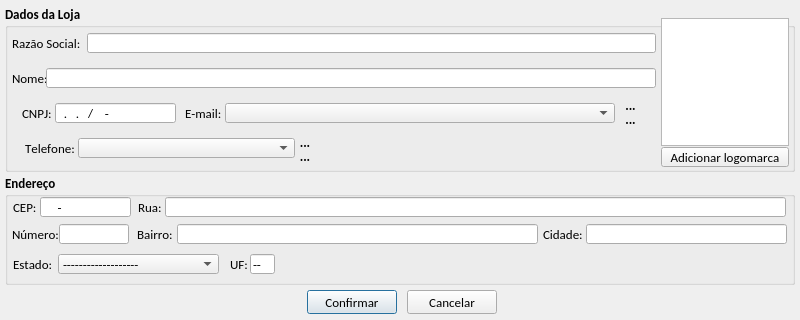
First picture: the form in loja/tela_cadastro_loja.ui, repository jmessias1725/sexloja, before the edit.
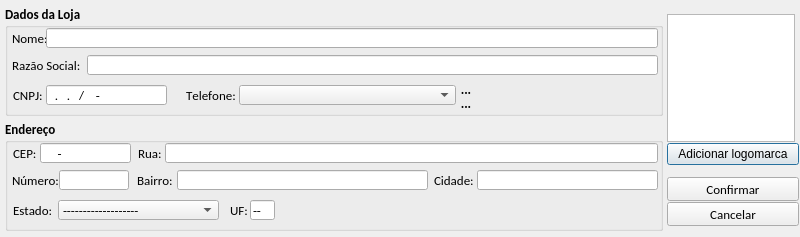
Second picture: the form after the edit. Icons and pictures are not drawn.

Patch:
```diff
--- a/loja/tela_cadastro_loja.ui
+++ b/loja/tela_cadastro_loja.ui
@@ -7,7 +7,7 @@
     <x>0</x>
     <y>0</y>
     <width>800</width>
-    <height>320</height>
+    <height>237</height>
    </rect>
   </property>
   <property name="windowTitle">
@@ -20,95 +20,13 @@
   <property name="modal">
    <bool>true</bool>
   </property>
-  <widget class="QPushButton" name="btn_confirmar">
-   <property name="geometry">
-    <rect>
-     <x>307</x>
-     <y>290</y>
-     <width>90</width>
-     <height>24</height>
-    </rect>
-   </property>
-   <property name="minimumSize">
-    <size>
-     <width>0</width>
-     <height>24</height>
-    </size>
-   </property>
-   <property name="maximumSize">
-    <size>
-     <width>90</width>
-     <height>24</height>
-    </size>
-   </property>
-   <property name="font">
-    <font>
-     <family>Calibri</family>
-     <pointsize>10</pointsize>
-    </font>
-   </property>
-   <property name="text">
-    <string>Confirmar</string>
-   </property>
-   <property name="icon">
-    <iconset resource="imagens.qrc">
-     <normaloff>:/img/img/1345902916_camera_test.png</normaloff>:/img/img/1345902916_camera_test.png</iconset>
-   </property>
-   <property name="iconSize">
-    <size>
-     <width>20</width>
-     <height>20</height>
-    </size>
-   </property>
-  </widget>
-  <widget class="QPushButton" name="btn_cancelar">
-   <property name="geometry">
-    <rect>
-     <x>407</x>
-     <y>290</y>
-     <width>90</width>
-     <height>24</height>
-    </rect>
-   </property>
-   <property name="minimumSize">
-    <size>
-     <width>0</width>
-     <height>24</height>
-    </size>
-   </property>
-   <property name="maximumSize">
-    <size>
-     <width>90</width>
-     <height>24</height>
-    </size>
-   </property>
-   <property name="font">
-    <font>
-     <family>Calibri</family>
-     <pointsize>10</pointsize>
-    </font>
-   </property>
-   <property name="text">
-    <string>Cancelar</string>
-   </property>
-   <property name="icon">
-    <iconset resource="imagens.qrc">
-     <normaloff>:/img/img/1345902747_button_cancel.png</normaloff>:/img/img/1345902747_button_cancel.png</iconset>
-   </property>
-   <property name="iconSize">
-    <size>
-     <width>18</width>
-     <height>18</height>
-    </size>
-   </property>
-  </widget>
   <widget class="QGroupBox" name="gb_dados_fornecedor">
    <property name="geometry">
     <rect>
      <x>5</x>
      <y>5</y>
-     <width>790</width>
-     <height>167</height>
+     <width>658</width>
+     <height>111</height>
     </rect>
    </property>
    <property name="font">
@@ -126,8 +44,8 @@
    <widget class="QLabel" name="lb_telefone">
     <property name="geometry">
      <rect>
-      <x>20</x>
-      <y>133</y>
+      <x>181</x>
+      <y>80</y>
       <width>50</width>
       <height>20</height>
      </rect>
@@ -148,8 +66,8 @@
    <widget class="QComboBox" name="cb_telefone">
     <property name="geometry">
      <rect>
-      <x>73</x>
-      <y>133</y>
+      <x>234</x>
+      <y>80</y>
       <width>217</width>
       <height>20</height>
      </rect>
@@ -180,7 +98,7 @@
     <property name="geometry">
      <rect>
       <x>7</x>
-      <y>63</y>
+      <y>23</y>
       <width>34</width>
       <height>20</height>
      </rect>
@@ -208,8 +126,8 @@
     <property name="geometry">
      <rect>
       <x>41</x>
-      <y>63</y>
-      <width>610</width>
+      <y>23</y>
+      <width>612</width>
       <height>20</height>
      </rect>
     </property>
@@ -253,125 +171,11 @@
      <bool>false</bool>
     </property>
    </widget>
-   <widget class="QLabel" name="lb_email">
-    <property name="geometry">
-     <rect>
-      <x>180</x>
-      <y>98</y>
-      <width>40</width>
-      <height>20</height>
-     </rect>
-    </property>
-    <property name="font">
-     <font>
-      <family>Calibri</family>
-      <pointsize>10</pointsize>
-      <weight>50</weight>
-      <bold>false</bold>
-      <kerning>false</kerning>
-     </font>
-    </property>
-    <property name="text">
-     <string>E-mail:</string>
-    </property>
-   </widget>
-   <widget class="QComboBox" name="cb_email">
-    <property name="geometry">
-     <rect>
-      <x>220</x>
-      <y>98</y>
-      <width>390</width>
-      <height>20</height>
-     </rect>
-    </property>
-    <property name="maximumSize">
-     <size>
-      <width>450</width>
-      <height>20</height>
-     </size>
-    </property>
-    <property name="sizeIncrement">
-     <size>
-      <width>450</width>
-      <height>20</height>
-     </size>
-    </property>
-    <property name="font">
-     <font>
-      <family>Calibri</family>
-      <pointsize>10</pointsize>
-      <weight>50</weight>
-      <bold>false</bold>
-      <kerning>false</kerning>
-     </font>
-    </property>
-    <property name="editable">
-     <bool>false</bool>
-    </property>
-    <property name="maxCount">
-     <number>60</number>
-    </property>
-   </widget>
-   <widget class="QToolButton" name="tb_mais_email">
-    <property name="geometry">
-     <rect>
-      <x>613</x>
-      <y>93</y>
-      <width>25</width>
-      <height>15</height>
-     </rect>
-    </property>
-    <property name="text">
-     <string>...</string>
-    </property>
-    <property name="icon">
-     <iconset resource="imagens.qrc">
-      <normaloff>:/img/img/mais.png</normaloff>:/img/img/mais.png</iconset>
-    </property>
-    <property name="iconSize">
-     <size>
-      <width>12</width>
-      <height>12</height>
-     </size>
-    </property>
-    <property name="autoRaise">
-     <bool>true</bool>
-    </property>
-    <property name="arrowType">
-     <enum>Qt::NoArrow</enum>
-    </property>
-   </widget>
-   <widget class="QToolButton" name="tb_menos_email">
-    <property name="geometry">
-     <rect>
-      <x>613</x>
-      <y>107</y>
-      <width>25</width>
-      <height>15</height>
-     </rect>
-    </property>
-    <property name="text">
-     <string>...</string>
-    </property>
-    <property name="icon">
-     <iconset resource="imagens.qrc">
-      <normaloff>:/img/img/menos.png</normaloff>:/img/img/menos.png</iconset>
-    </property>
-    <property name="iconSize">
-     <size>
-      <width>12</width>
-      <height>12</height>
-     </size>
-    </property>
-    <property name="autoRaise">
-     <bool>true</bool>
-    </property>
-   </widget>
    <widget class="QToolButton" name="tb_mais_telefone">
     <property name="geometry">
      <rect>
-      <x>290</x>
-      <y>130</y>
+      <x>451</x>
+      <y>77</y>
       <width>20</width>
       <height>15</height>
      </rect>
@@ -399,8 +203,8 @@
    <widget class="QToolButton" name="tb_menos_telefone">
     <property name="geometry">
      <rect>
-      <x>290</x>
-      <y>144</y>
+      <x>451</x>
+      <y>91</y>
       <width>20</width>
       <height>15</height>
      </rect>
@@ -426,7 +230,7 @@
     <property name="geometry">
      <rect>
       <x>7</x>
-      <y>28</y>
+      <y>50</y>
       <width>75</width>
       <height>20</height>
      </rect>
@@ -454,8 +258,8 @@
     <property name="geometry">
      <rect>
       <x>82</x>
-      <y>28</y>
-      <width>569</width>
+      <y>50</y>
+      <width>571</width>
       <height>20</height>
      </rect>
     </property>
@@ -499,8 +303,8 @@
    <widget class="QLabel" name="lb_cnpj">
     <property name="geometry">
      <rect>
-      <x>17</x>
-      <y>98</y>
+      <x>8</x>
+      <y>80</y>
       <width>33</width>
       <height>20</height>
      </rect>
@@ -518,8 +322,8 @@
    <widget class="QLineEdit" name="le_cnpj">
     <property name="geometry">
      <rect>
-      <x>50</x>
-      <y>98</y>
+      <x>41</x>
+      <y>80</y>
       <width>121</width>
       <height>20</height>
      </rect>
@@ -537,41 +341,6 @@
      <string>../-</string>
     </property>
    </widget>
-   <widget class="QGraphicsView" name="gv_logo">
-    <property name="geometry">
-     <rect>
-      <x>656</x>
-      <y>13</y>
-      <width>128</width>
-      <height>128</height>
-     </rect>
-    </property>
-    <property name="maximumSize">
-     <size>
-      <width>128</width>
-      <height>128</height>
-     </size>
-    </property>
-   </widget>
-   <widget class="QPushButton" name="btn_adicionar_logo">
-    <property name="geometry">
-     <rect>
-      <x>656</x>
-      <y>142</y>
-      <width>128</width>
-      <height>20</height>
-     </rect>
-    </property>
-    <property name="font">
-     <font>
-      <weight>50</weight>
-      <bold>false</bold>
-     </font>
-    </property>
-    <property name="text">
-     <string>Adicionar logomarca</string>
-    </property>
-   </widget>
    <zorder>lb_telefone</zorder>
    <zorder>cb_telefone</zorder>
    <zorder>lb_email</zorder>
@@ -593,8 +362,8 @@
    <property name="geometry">
     <rect>
      <x>5</x>
-     <y>174</y>
-     <width>790</width>
+     <y>120</y>
+     <width>658</width>
      <height>111</height>
     </rect>
    </property>
@@ -699,7 +468,7 @@
      <rect>
       <x>160</x>
       <y>23</y>
-      <width>621</width>
+      <width>493</width>
       <height>20</height>
      </rect>
     </property>
@@ -801,7 +570,7 @@
      <rect>
       <x>172</x>
       <y>50</y>
-      <width>361</width>
+      <width>251</width>
       <height>20</height>
      </rect>
     </property>
@@ -826,7 +595,7 @@
    <widget class="QLabel" name="lb_cidade">
     <property name="geometry">
      <rect>
-      <x>538</x>
+      <x>429</x>
       <y>50</y>
       <width>46</width>
       <height>20</height>
@@ -848,9 +617,9 @@
    <widget class="QLineEdit" name="le_cidade">
     <property name="geometry">
      <rect>
-      <x>581</x>
+      <x>472</x>
       <y>50</y>
-      <width>201</width>
+      <width>181</width>
       <height>20</height>
      </rect>
     </property>
@@ -1221,6 +990,134 @@
    <zorder>le_uf</zorder>
    <zorder>cb_estado</zorder>
   </widget>
+  <widget class="QWidget" name="">
+   <property name="geometry">
+    <rect>
+     <x>667</x>
+     <y>12</y>
+     <width>132</width>
+     <height>217</height>
+    </rect>
+   </property>
+   <layout class="QVBoxLayout" name="verticalLayout_3">
+    <property name="spacing">
+     <number>10</number>
+    </property>
+    <item>
+     <layout class="QVBoxLayout" name="verticalLayout">
+      <property name="spacing">
+       <number>1</number>
+      </property>
+      <item>
+       <widget class="QGraphicsView" name="gv_logo">
+        <property name="minimumSize">
+         <size>
+          <width>128</width>
+          <height>128</height>
+         </size>
+        </property>
+        <property name="maximumSize">
+         <size>
+          <width>128</width>
+          <height>128</height>
+         </size>
+        </property>
+       </widget>
+      </item>
+      <item>
+       <widget class="QPushButton" name="btn_adicionar_logo">
+        <property name="font">
+         <font>
+          <weight>50</weight>
+          <bold>false</bold>
+         </font>
+        </property>
+        <property name="text">
+         <string>Adicionar logomarca</string>
+        </property>
+       </widget>
+      </item>
+     </layout>
+    </item>
+    <item>
+     <layout class="QVBoxLayout" name="verticalLayout_2">
+      <property name="spacing">
+       <number>1</number>
+      </property>
+      <item>
+       <widget class="QPushButton" name="btn_confirmar">
+        <property name="minimumSize">
+         <size>
+          <width>0</width>
+          <height>24</height>
+         </size>
+        </property>
+        <property name="maximumSize">
+         <size>
+          <width>150</width>
+          <height>24</height>
+         </size>
+        </property>
+        <property name="font">
+         <font>
+          <family>Calibri</family>
+          <pointsize>10</pointsize>
+         </font>
+        </property>
+        <property name="text">
+         <string>Confirmar</string>
+        </property>
+        <property name="icon">
+         <iconset resource="imagens.qrc">
+          <normaloff>:/img/img/1345902916_camera_test.png</normaloff>:/img/img/1345902916_camera_test.png</iconset>
+        </property>
+        <property name="iconSize">
+         <size>
+          <width>20</width>
+          <height>20</height>
+         </size>
+        </property>
+       </widget>
+      </item>
+      <item>
+       <widget class="QPushButton" name="btn_cancelar">
+        <property name="minimumSize">
+         <size>
+          <width>0</width>
+          <height>24</height>
+         </size>
+        </property>
+        <property name="maximumSize">
+         <size>
+          <width>150</width>
+          <height>24</height>
+         </size>
+        </property>
+        <property name="font">
+         <font>
+          <family>Calibri</family>
+          <pointsize>10</pointsize>
+         </font>
+        </property>
+        <property name="text">
+         <string>Cancelar</string>
+        </property>
+        <property name="icon">
+         <iconset resource="imagens.qrc">
+          <normaloff>:/img/img/1345902747_button_cancel.png</normaloff>:/img/img/1345902747_button_cancel.png</iconset>
+        </property>
+        <property name="iconSize">
+         <size>
+          <width>18</width>
+          <height>18</height>
+         </size>
+        </property>
+       </widget>
+      </item>
+     </layout>
+    </item>
+   </layout>
+  </widget>
  </widget>
  <tabstops>
   <tabstop>le_razao_social</tabstop>
```
Left out of the diff: 9 changed lines with no effect on the pictures.
